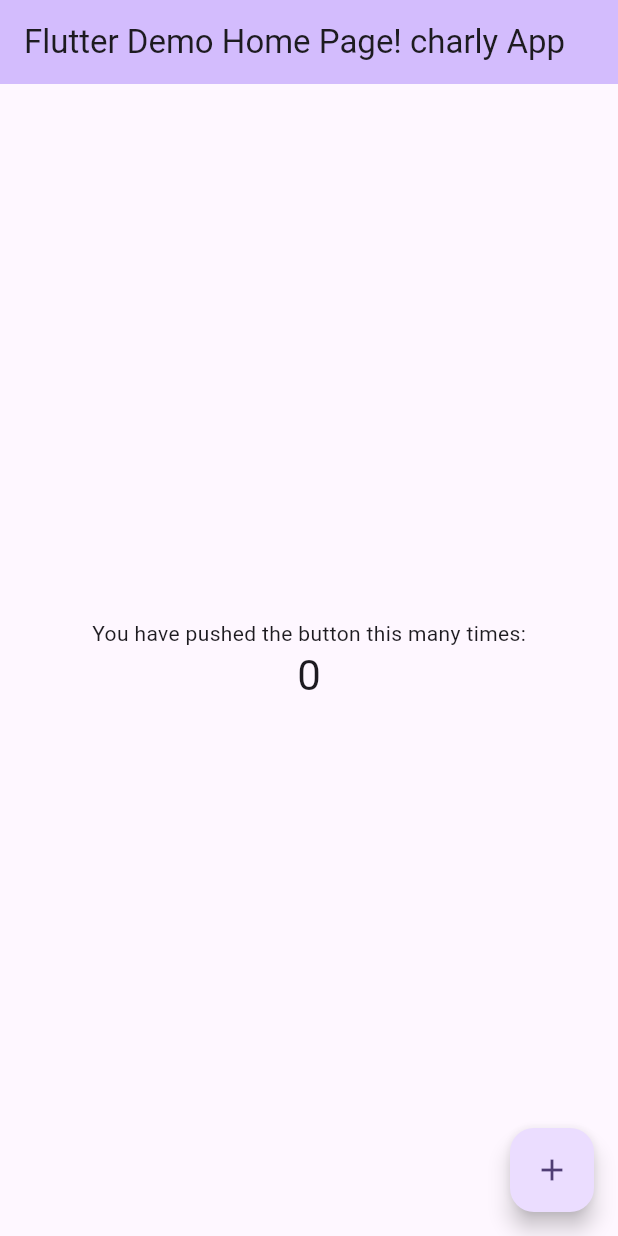
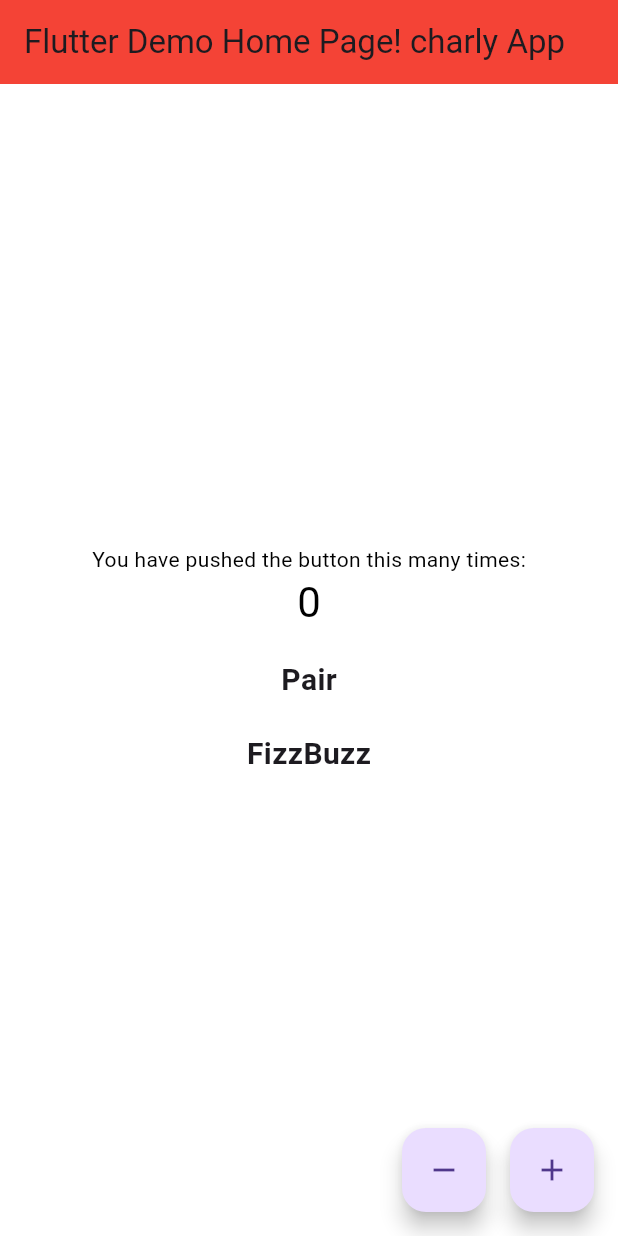
Before and after one commit to GuinelC/flutter_first, a Flutter app: the screen it shows after launch, on a phone screen of 412 x 824 dp. Run offline on Flutter 3.47's test engine with Material 3 defaults, Android fonts, the phone set to English and light mode, and no system bars.

Commit message:
add features

```diff
--- a/lib/main.dart
+++ b/lib/main.dart
@@ -1,52 +1,28 @@
- import 'package:flutter/material.dart';
+import 'package:flutter/material.dart';
 
 void main() {
   runApp(const MyApp());
 }
 
 class MyApp extends StatelessWidget {
-  const MyApp({super.key});
+  const MyApp({Key? key});
 
-  // This widget is the root of your application.
   @override
   Widget build(BuildContext context) {
     return MaterialApp(
       title: 'Flutter Demo',
       theme: ThemeData(
-        // This is the theme of your application.
-        //
-        // TRY THIS: Try running your application with "flutter run". You'll see
-        // the application has a purple toolbar. Then, without quitting the app,
-        // try changing the seedColor in the colorScheme below to Colors.green
-        // and then invoke "hot reload" (save your changes or press the "hot
-        // reload" button in a Flutter-supported IDE, or press "r" if you used
-        // the command line to start the app).
-        //
-        // Notice that the counter didn't reset back to zero; the application
-        // state is not lost during the reload. To reset the state, use hot
-        // restart instead.
-        //
-        // This works for code too, not just values: Most code changes can be
-        // tested with just a hot reload.
-        colorScheme: ColorScheme.fromSeed(seedColor: Colors.deepPurple),
+        scaffoldBackgroundColor: Colors
+            .white, // Changer la couleur de fond du corps de l'application en blanc
         useMaterial3: true,
       ),
-      home: const MyHomePage(title: 'Flutter Demo Home Page! charly App'),
+      home: MyHomePage(title: 'Flutter Demo Home Page! charly App'),
     );
   }
 }
 
 class MyHomePage extends StatefulWidget {
-  const MyHomePage({super.key, required this.title});
-
-  // This widget is the home page of your application. It is stateful, meaning
-  // that it has a State object (defined below) that contains fields that affect
-  // how it looks.
-
-  // This class is the configuration for the state. It holds the values (in this
-  // case the title) provided by the parent (in this case the App widget) and
-  // used by the build method of the State. Fields in a Widget subclass are
-  // always marked "final".
+  const MyHomePage({Key? key, required this.title});
 
   final String title;
 
@@ -59,67 +35,83 @@ class _MyHomePageState extends State<MyHomePage> {
 
   void _incrementCounter() {
     setState(() {
-      // This call to setState tells the Flutter framework that something has
-      // changed in this State, which causes it to rerun the build method below
-      // so that the display can reflect the updated values. If we changed
-      // _counter without calling setState(), then the build method would not be
-      // called again, and so nothing would appear to happen.
       _counter++;
+    });
+  }
+
+  void _decrementCounter() {
+    setState(() {
+      if (_counter > 0) {
+        _counter--;
+      }
     });
   }
 
   @override
   Widget build(BuildContext context) {
-    // This method is rerun every time setState is called, for instance as done
-    // by the _incrementCounter method above.
-    //
-    // The Flutter framework has been optimized to make rerunning build methods
-    // fast, so that you can just rebuild anything that needs updating rather
-    // than having to individually change instances of widgets.
     return Scaffold(
       appBar: AppBar(
-        // TRY THIS: Try changing the color here to a specific color (to
-        // Colors.amber, perhaps?) and trigger a hot reload to see the AppBar
-        // change color while the other colors stay the same.
-        backgroundColor: Theme.of(context).colorScheme.inversePrimary,
-        // Here we take the value from the MyHomePage object that was created by
-        // the App.build method, and use it to set our appbar title.
+        backgroundColor: _counter % 2 == 0
+            ? Colors.red
+            : Colors
+                .blue, // Changer la couleur de l'arrière-plan de l'app bar en fonction de la parité du compteur
         title: Text(widget.title),
       ),
       body: Center(
-        // Center is a layout widget. It takes a single child and positions it
-        // in the middle of the parent.
         child: Column(
-          // Column is also a layout widget. It takes a list of children and
-          // arranges them vertically. By default, it sizes itself to fit its
-          // children horizontally, and tries to be as tall as its parent.
-          //
-          // Column has various properties to control how it sizes itself and
-          // how it positions its children. Here we use mainAxisAlignment to
-          // center the children vertically; the main axis here is the vertical
-          // axis because Columns are vertical (the cross axis would be
-          // horizontal).
-          //
-          // TRY THIS: Invoke "debug painting" (choose the "Toggle Debug Paint"
-          // action in the IDE, or press "p" in the console), to see the
-          // wireframe for each widget.
           mainAxisAlignment: MainAxisAlignment.center,
           children: <Widget>[
             const Text(
               'You have pushed the button this many times:',
+              style: TextStyle(color: Colors.black),
             ),
             Text(
               '$_counter',
-              style: Theme.of(context).textTheme.headlineMedium,
+              style: Theme.of(context)
+                  .textTheme
+                  .headlineMedium!
+                  .copyWith(color: Colors.black),
             ),
+            SizedBox(height: 20),
+            Text(
+              _counter % 2 == 0 ? 'Pair' : 'Impair',
+              style: TextStyle(fontSize: 20, fontWeight: FontWeight.bold),
+            ),
+            SizedBox(height: 20),
+            if (_counter % 3 == 0 && _counter % 5 == 0)
+              Text(
+                'FizzBuzz',
+                style: TextStyle(fontSize: 20, fontWeight: FontWeight.bold),
+              )
+            else if (_counter % 3 == 0)
+              Text(
+                'Fizz',
+                style: TextStyle(fontSize: 20, fontWeight: FontWeight.bold),
+              )
+            else if (_counter % 5 == 0)
+              Text(
+                'Buzz',
+                style: TextStyle(fontSize: 20, fontWeight: FontWeight.bold),
+              ),
           ],
         ),
       ),
-      floatingActionButton: FloatingActionButton(
-        onPressed: _incrementCounter,
-        tooltip: 'Increment',
-        child: const Icon(Icons.add),
-      ), // This trailing comma makes auto-formatting nicer for build methods.
+      floatingActionButton: Row(
+        mainAxisAlignment: MainAxisAlignment.end,
+        children: [
+          FloatingActionButton(
+            onPressed: _decrementCounter,
+            tooltip: 'Decrement',
+            child: const Icon(Icons.remove),
+          ),
+          SizedBox(width: 16),
+          FloatingActionButton(
+            onPressed: _incrementCounter,
+            tooltip: 'Increment',
+            child: const Icon(Icons.add),
+          ),
+        ],
+      ),
     );
   }
 }
```
